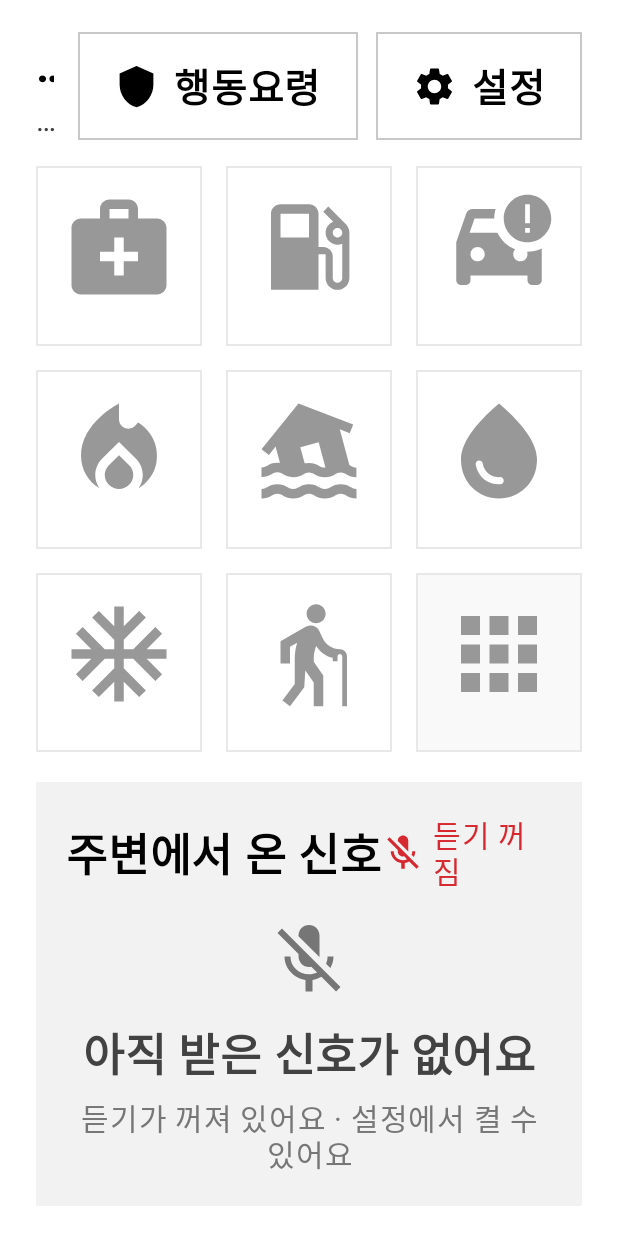
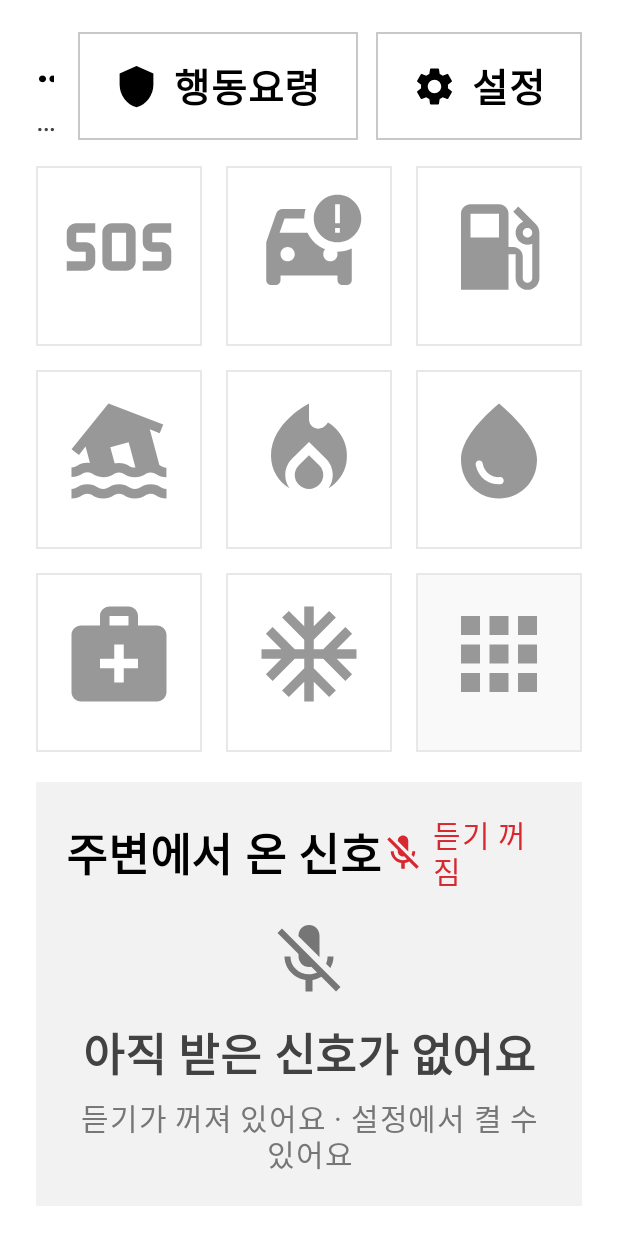
Before and after one commit to offline-mobility/pleos-app, an Android app built with Jetpack Compose: the screen it shows after launch (MainActivity), on a phone screen of 412 x 824 dp. Run offline under Robolectric (Android 15) with nearby library versions, the phone set to English and light mode, and no system bars; libraries missing offline, so code that uses them is left out: ai.pleos.playground; 14 statements that could not run were skipped.

Commit message:
feat: 첫 화면 앞 7칸 고정(SOS 긴급 요청, 고립됨, 연료·전력 부족, 침수, 화재·연기, 식수 필요, 응급 환자) + 재난별 1칸, SOS 이름을 'SOS 긴급 요청'으로
Co-Authored-By: Claude Opus 5.5 <noreply@anthropic.com>

```diff
--- a/app/src/main/java/io/github/offlinemobility/app/core/disaster/DisasterGuide.kt
+++ b/app/src/main/java/io/github/offlinemobility/app/core/disaster/DisasterGuide.kt
@@ -63,26 +63,22 @@ data class DisasterGuide(
     val sources: List<Source>,
 ) {
     /**
-     * The eight messages on the first screen (the ninth cell opens the rest): this situation's five
-     * plus the first of [FIRST_SCREEN_ORDER] to fill up, shown in that same fixed order so a message
-     * keeps its place when the situation changes.
+     * The eight messages on the first screen (the ninth cell opens the rest): [FIRST_SCREEN_FIXED] in
+     * the same places whatever the situation, then one cell for this situation — its first message
+     * that is not already there, or [FIRST_SCREEN_SPARE] when it has none.
      */
     val firstScreen: List<RescueMessage>
-        get() = (primary + FIRST_SCREEN_ORDER).distinct().take(FIRST_SCREEN_SIZE)
-            .sortedBy { FIRST_SCREEN_ORDER.indexOf(it) }
+        get() = FIRST_SCREEN_FIXED + (primary.firstOrNull { it !in FIRST_SCREEN_FIXED } ?: FIRST_SCREEN_SPARE)
 
     companion object {
-        const val FIRST_SCREEN_SIZE = 8
+        /**
+         * Always on the first screen, in this order. SOS comes first: it is the one to press when
+         * nothing else fits or there is no time to choose.
+         */
+        val FIRST_SCREEN_FIXED = listOf(RescueMessage.SOS, TRAPPED, POWER, FLOOD, FIRE, WATER, MEDICAL)
 
-        /**
-         * Order on the first screen, and the order used to fill it. The generic SOS is left to the
-         * "다른 상황" list: it says less than any specific message.
-         */
-        val FIRST_SCREEN_ORDER = listOf(
-            MEDICAL, POWER, TRAPPED, FIRE, FLOOD, WATER, COLD, VULNERABLE, MEDICINE, FOOD,
-            RescueMessage.HAZARD, COLLAPSE, RescueMessage.CBRN, ROAD_BLOCKED, SHELTER, ROUTE_CLEAR,
-            RescueMessage.RESCUE_TEAM, RescueMessage.ALL_SAFE,
-        )
+        /** The situation cell when the situation has nothing beyond [FIRST_SCREEN_FIXED] (일반 재난). */
+        val FIRST_SCREEN_SPARE = COLD
     }
 }
 
--- a/app/src/main/java/io/github/offlinemobility/app/core/protocol/RescueFrame.kt
+++ b/app/src/main/java/io/github/offlinemobility/app/core/protocol/RescueFrame.kt
@@ -4,7 +4,7 @@ package io.github.offlinemobility.app.core.protocol
  * Predefined rescue messages. The code is the 5-bit value carried on air, so it must stay stable.
  */
 enum class RescueMessage(val code: Int, val title: String, val critical: Boolean) {
-    SOS(0, "긴급 구조 요청", true),
+    SOS(0, "SOS 긴급 요청", true),
     MEDICAL(1, "응급 환자 발생", true),
     TRAPPED(2, "고립·이동 불가", true),
     FIRE(3, "화재·연기", true),
--- a/app/src/main/java/io/github/offlinemobility/app/ui/MessageCopy.kt
+++ b/app/src/main/java/io/github/offlinemobility/app/ui/MessageCopy.kt
@@ -48,7 +48,7 @@ val RescueMessage.asksPeople: Boolean
 
 val RescueMessage.copy: MessageCopy
     get() = when (this) {
-        RescueMessage.SOS -> MessageCopy("긴급 구조 요청", Icons.Filled.Sos, Tone.URGENT)
+        RescueMessage.SOS -> MessageCopy("SOS 긴급 요청", Icons.Filled.Sos, Tone.URGENT)
         RescueMessage.MEDICAL -> MessageCopy("응급 환자", Icons.Filled.MedicalServices, Tone.URGENT)
         RescueMessage.TRAPPED -> MessageCopy("고립됨", Icons.Filled.CarCrash, Tone.URGENT)
         RescueMessage.FIRE -> MessageCopy("화재·연기", Icons.Filled.LocalFireDepartment, Tone.URGENT)
@@ -72,7 +72,7 @@ val RescueMessage.copy: MessageCopy
 
 /** Message groups for the "다른 상황" sheet; messages already on the first screen are left out. */
 private val AllGroups = listOf(
-    "위험" to listOf(RescueMessage.SOS, RescueMessage.FIRE, RescueMessage.FLOOD, RescueMessage.HAZARD, RescueMessage.COLLAPSE, RescueMessage.CBRN),
+    "위험" to listOf(RescueMessage.FIRE, RescueMessage.FLOOD, RescueMessage.HAZARD, RescueMessage.COLLAPSE, RescueMessage.CBRN),
     "사람" to listOf(RescueMessage.MEDICAL, RescueMessage.TRAPPED, RescueMessage.VULNERABLE, RescueMessage.COLD, RescueMessage.MEDICINE),
     "물자" to listOf(RescueMessage.WATER, RescueMessage.FOOD, RescueMessage.POWER),
     "길·대피" to listOf(RescueMessage.ROAD_BLOCKED, RescueMessage.ROUTE_CLEAR, RescueMessage.SHELTER),
```
Also changed, not shown: 5 other files.
